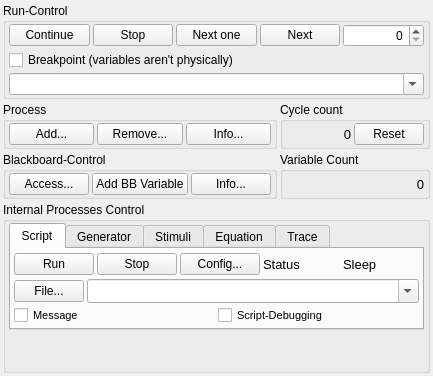
eclipse-openxilenv/openxilenv, file Src/GUI/Qt/Widgets/ControlPanel.ui: the form before one commit.
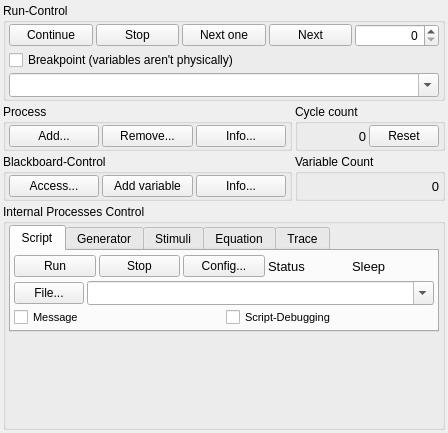
The form after the commit.

```diff
--- a/Src/GUI/Qt/Widgets/ControlPanel.ui
+++ b/Src/GUI/Qt/Widgets/ControlPanel.ui
@@ -6,8 +6,8 @@
    <rect>
     <x>0</x>
     <y>0</y>
-    <width>427</width>
-    <height>376</height>
+    <width>448</width>
+    <height>433</height>
    </rect>
   </property>
   <property name="sizePolicy">
@@ -113,6 +113,9 @@
         <property name="editable">
          <bool>true</bool>
         </property>
+        <property name="sizeAdjustPolicy">
+         <enum>QComboBox::AdjustToMinimumContentsLengthWithIcon</enum>
+        </property>
        </widget>
       </item>
      </layout>
@@ -270,7 +273,7 @@
            <bool>true</bool>
           </property>
           <property name="text">
-           <string>Add BB Variable</string>
+           <string>Add variable</string>
           </property>
          </widget>
         </item>
```
